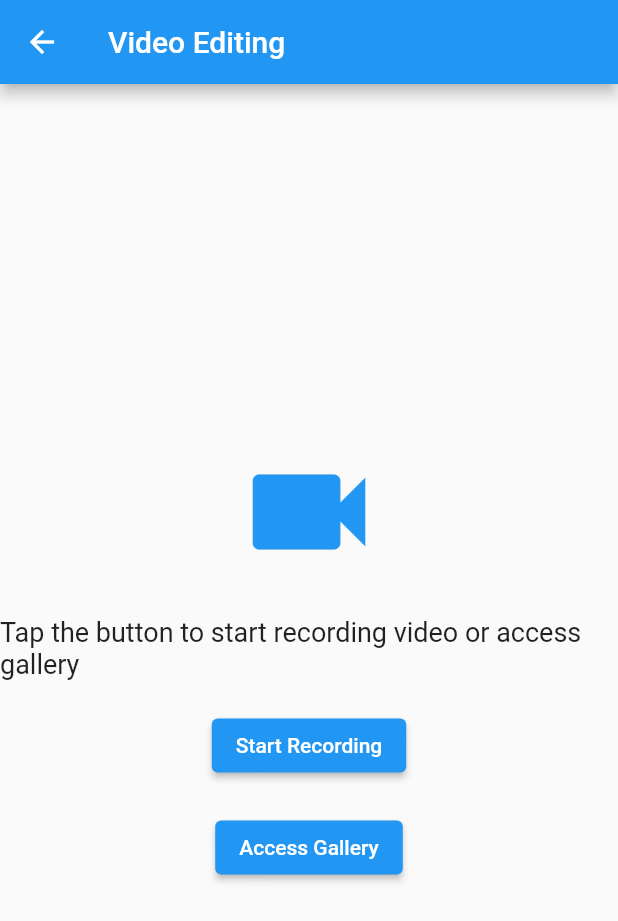
After one commit to alaw-bot/Cloud-Based-Photo-Editing-Mobile-Application, a Flutter app: the VideoRecordingPage screen opened directly, after a tap on "Access Gallery", on a phone screen of 412 x 824 dp. The commit adds this screen. Shown: the top 921 px of the screen. Run offline on Flutter 3.47's test engine with Material 2 defaults, Android fonts, the phone set to English and light mode, and no system bars; our stand-ins replace camera, image_picker.

Commit message:
added 3 pages. home, video editing and photo editing pages

```diff
--- /dev/null
+++ b/lib/Videoediting.dart
@@ -0,0 +1,58 @@
+import 'package:flutter/material.dart';
+import 'package:image_picker/image_picker.dart';
+import 'package:camera/camera.dart';
+
+class VideoRecordingPage extends StatelessWidget {
+  @override
+  Widget build(BuildContext context) {
+    return Scaffold(
+      appBar: AppBar(
+        title: Text('Video Editing'),
+      ),
+      body: Center(
+        child: Column(
+          mainAxisAlignment: MainAxisAlignment.center,
+          children: [
+            Icon(
+              Icons.videocam,
+              size: 100.0,
+              color: Colors.blue,
+            ),
+            SizedBox(height: 20.0),
+            Text(
+              'Tap the button to start recording video or access gallery',
+              style: TextStyle(fontSize: 18.0),
+            ),
+            SizedBox(height: 20.0),
+            ElevatedButton(
+              onPressed: () {
+                // Add code to start video recording
+              },
+              child: Text('Start Recording'),
+            ),
+            SizedBox(height: 20.0),
+            ElevatedButton(
+              onPressed: () {
+                // Add code to access the gallery
+                _getImageFromGallery(context);
+              },
+              child: Text('Access Gallery'),
+            ),
+          ],
+        ),
+      ),
+    );
+  }
+
+  Future<void> _getImageFromGallery(BuildContext context) async {
+    final picker = ImagePicker();
+    final pickedFile = await picker.getVideo(
+        source: ImageSource.gallery); // Open the gallery to select a video
+
+    if (pickedFile != null) {
+      // Handle the selected video, for example, play or process it
+      // You can navigate to a new page for video editing here
+      print('Video picked: ${pickedFile.path}');
+    }
+  }
+}
```
Also changed, not shown: lib/ActionPage.dart (added, +44 -0 lines), lib/CameraPage.dart (added, +55 -0 lines), lib/Galarypage.dart (added, +36 -0 lines), lib/Second_page.dart (deleted, +0 -74 lines), lib/main.dart (+112 -74 lines), 1 other file.
